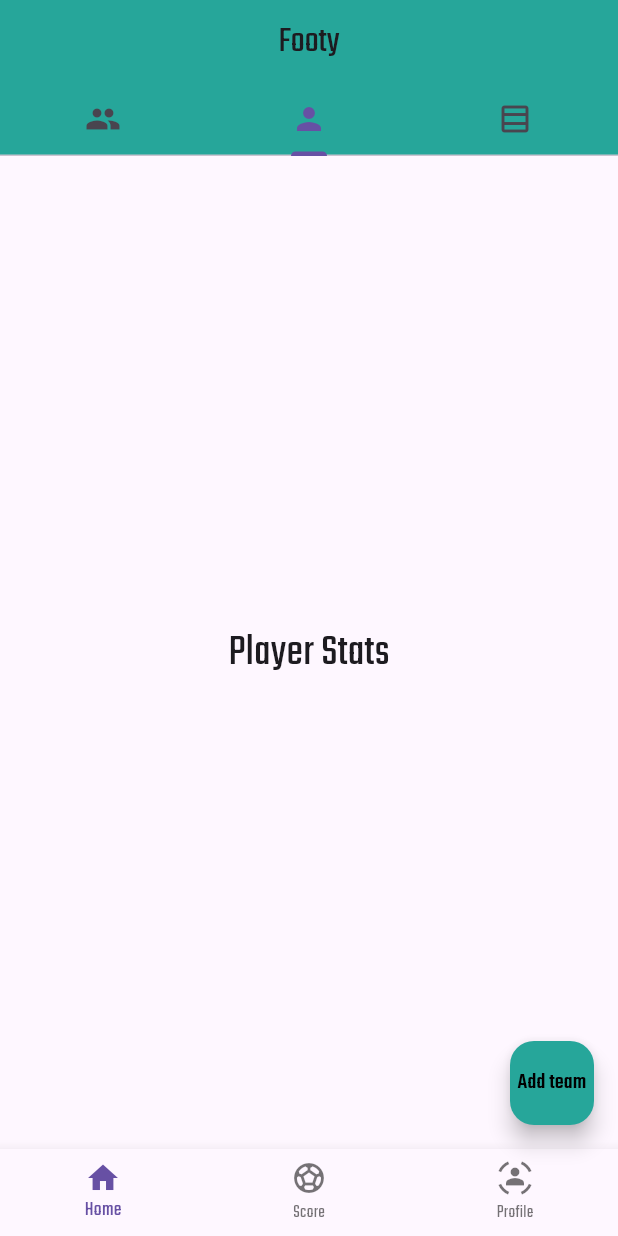
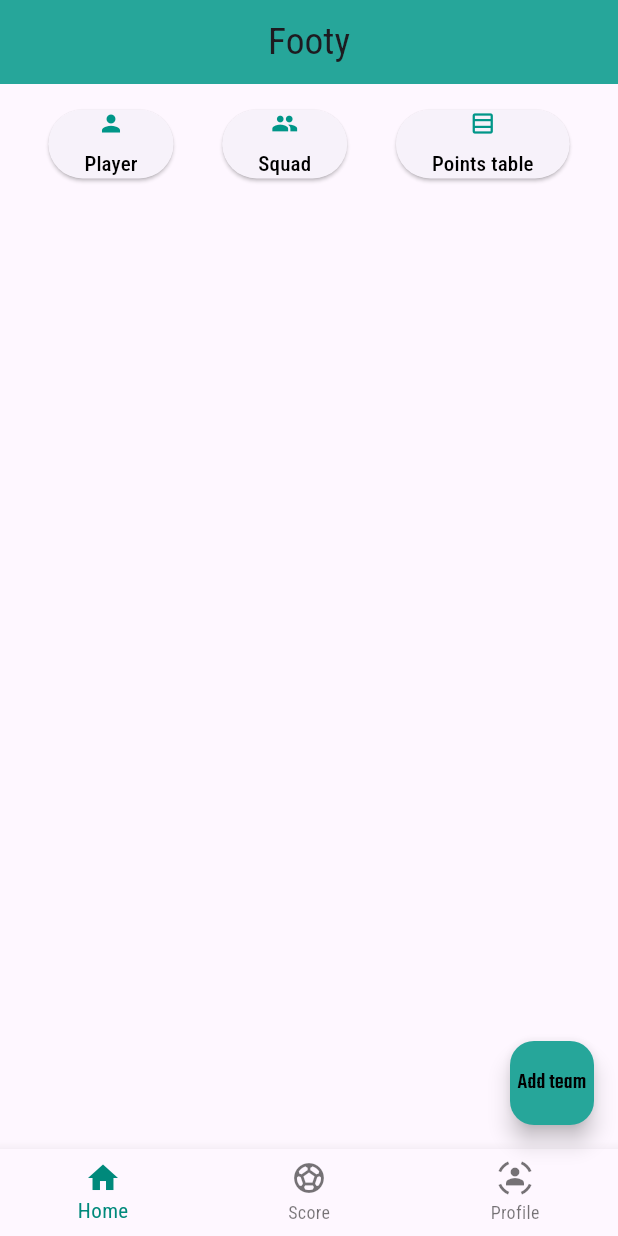
Before and after one commit to stg2209/Sports_tracker, a Flutter app: the screen it shows after launch, on a phone screen of 412 x 824 dp. Run offline on Flutter 3.47's test engine with Material 3 defaults, Android fonts, the phone set to English and light mode, and no system bars.

Commit message:
elevates & inputs

```diff
--- a/lib/main.dart
+++ b/lib/main.dart
@@ -2,21 +2,133 @@ import 'package:flutter/material.dart';
 
 void main()=> runApp(MaterialApp(
   home: Home(),
-  theme: ThemeData(
-    fontFamily: 'Teko',
-  ),
+  // theme: ThemeData(
+  //   fontFamily: 'Teko',
+  // ),
 ));
 
 
-class Home extends StatelessWidget {
+class Home extends StatefulWidget {
   const Home({super.key});
 
   @override
+  State<Home> createState() => _HomeState();
+}
+
+class _HomeState extends State<Home> {
+  int selected_index=0;
+  List content_change= [
+
+    Row(//Home
+      mainAxisAlignment: MainAxisAlignment.spaceAround,
+
+
+      children: [
+
+        ElevatedButton(// for player stats
+
+          onPressed: () {
+            // Add your onPressed callback here
+          },
+          child:Column(
+            mainAxisSize: MainAxisSize.min, // Ensure that the column only occupies the space required by its children
+            children: [
+              Icon(Icons.person,color: Colors.teal,), // Icon widget
+              SizedBox(height: 8), // Spacer between icon and text
+              Text('Player',
+              style:TextStyle(
+                color: Colors.black,
+              )),
+              // Text widget
+            ],
+          ),// Specify the label
+        ),
+
+        ElevatedButton(//for squad stats
+          onPressed: () {
+            // Add your onPressed callback here
+          },
+          child:Column(
+            mainAxisSize: MainAxisSize.min, // Ensure that the column only occupies the space required by its children
+            children: [
+              Icon(Icons.people,color: Colors.teal,), // Icon widget
+              SizedBox(height: 8), // Spacer between icon and text
+              Text('Squad',
+                  style:TextStyle(
+                      color: Colors.black,
+                  )), // Text widget
+            ],
+          ),// Specify the label
+        ),
+
+        ElevatedButton(//for points table
+          onPressed: () {
+            // Add your onPressed callback here
+          },
+          child:Column(
+            mainAxisSize: MainAxisSize.min, // Ensure that the column only occupies the space required by its children
+            children: [
+              Icon(Icons.table_rows_outlined,color: Colors.teal,), // Icon widget
+              SizedBox(height: 8), // Spacer between icon and text
+              Text('Points table',
+                  style:TextStyle(
+                    color: Colors.black,
+                  )), // Text widget
+            ],
+          ),// Specify the label
+        ),
+      ],
+
+    ),
+    Text(
+      'Score',
+        style: TextStyle(
+          fontSize: 40,
+        )
+
+    ),
+    Column(//Profile
+      children: [
+        TextFormField(
+
+          decoration: InputDecoration(
+            labelText: 'Username',
+            prefixIcon: Icon(Icons.person),
+
+          ),
+
+        ),
+        SizedBox(height: 8,),
+        TextFormField(
+
+            decoration: InputDecoration(
+              labelText: 'Password',
+            prefixIcon: Icon(Icons.password),
+
+          ),
+
+        ),
+        SizedBox(height: 8,),
+
+        ElevatedButton(
+            onPressed: (){},
+            child: Text("Login",
+            ),
+        ),
+
+
+      ],
+    )
+  ];
+  void _onTap(int index) {
+    setState(() {
+      selected_index = index;
+    });
+  }
+  @override
   Widget build(BuildContext context) {
-    return DefaultTabController(
-      initialIndex: 1,
-      length: 3,
-      child: Scaffold(
+    return Scaffold(
+
         appBar: AppBar(
           title:Text("Footy",
             style: TextStyle(
@@ -25,83 +137,19 @@ class Home extends StatelessWidget {
           ),
           centerTitle: true,
           backgroundColor: Colors.teal[400],
-          bottom: TabBar(
-            tabs: [
-              Tab(
-                icon: Icon(Icons.people),
-              ),
-              Tab(
-                icon: Icon(Icons.person),
-              ),
-              Tab(
-                icon: Icon(Icons.table_rows_outlined),
-              ),
-            ],
-          ),
+
         ),
         body:
-        TabBarView(
-          children: <Widget>[
-            Center(
-              child: Text("Squad Stats",
-                style: TextStyle(
-                  fontSize: 30,
-                  fontFamily: 'Teko',
-                ),
-              ),
-            ),
-            Center(
-              child: Text("Player Stats",
-                style: TextStyle(
-                  fontSize: 30,
-                  fontFamily: 'Teko',
-                ),
-              ),
-            ),
-            Center(
-              child: Text("Points table",
-              style: TextStyle(
-                fontSize: 30,
-                fontFamily: 'Teko',
-              ),
-              ),
-            ),
-
-          ],
+        Container(
+          padding: EdgeInsets.all(16.0),
+          child: content_change.elementAt(selected_index),
 
         ),
 
-
-
-
-
-
-        bottomNavigationBar:Bottombar(),
-        floatingActionButton:FloatingActionButton(
-          onPressed: () {},
-          child:Text("Add team",
-            textAlign: TextAlign.center,
-            style: TextStyle(
-              fontFamily: 'Teko',
-                color: Colors.black,
-              fontSize: 15,
-            ),),
-          backgroundColor: Colors.teal[400],
-
-        ),
-      ),
-    );
-  }
-}
-
-class Bottombar extends StatelessWidget {
-  const Bottombar({super.key});
-
-  @override
-  Widget build(BuildContext context) {
-    return BottomNavigationBar(
+        bottomNavigationBar: BottomNavigationBar(
           items: [
             BottomNavigationBarItem(
+
               icon: Icon(Icons.home),
               label: 'Home',
               backgroundColor: Colors.deepOrange,
@@ -118,7 +166,36 @@ class Bottombar extends StatelessWidget {
             ),
 
 
+
           ],
+          currentIndex: selected_index,
+          selectedItemColor: Colors.teal[600],
+
+          onTap: _onTap,
+        ),
+      floatingActionButton: selected_index == 0 ? Float() : null,
+
+
     );
   }
 }
+
+class Float extends StatelessWidget {
+  const Float({super.key});
+
+  @override
+  Widget build(BuildContext context) {
+    return FloatingActionButton(
+      onPressed: () {},
+      child:Text("Add team",
+        textAlign: TextAlign.center,
+        style: TextStyle(
+          color: Colors.black,
+          fontSize: 15,
+          fontFamily: 'Teko',
+        ),),
+      backgroundColor: Colors.teal[400],
+
+    );
+  }
+}
```
Also changed, not shown: pubspec.yaml (+5 -2 lines). Lines whose indentation alone changed are shown as unchanged.
